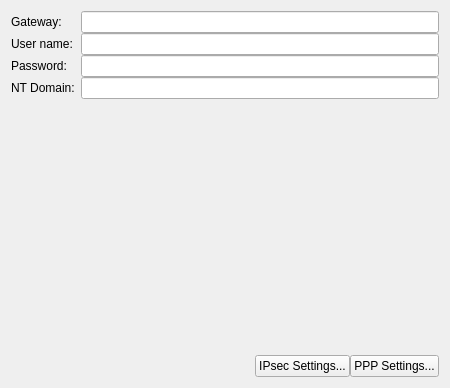
First picture: the form in vpn/l2tp/l2tp.ui, repository KDE/plasma-nm, before the edit.
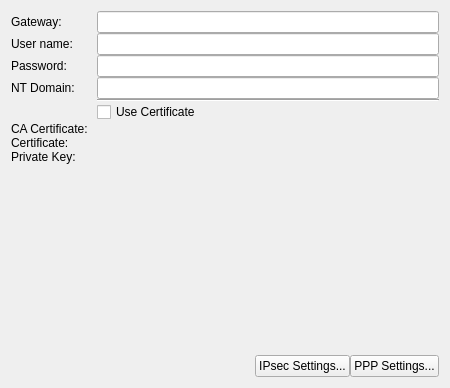
Second picture: the form after the edit. Custom widgets are drawn as their Qt base class.

The edit to the form file:
```diff
--- a/vpn/l2tp/l2tp.ui
+++ b/vpn/l2tp/l2tp.ui
@@ -87,7 +87,49 @@
      </property>
     </widget>
    </item>
-   <item row="4" column="0">
+   <item row="4" column="1">
+    <widget class="Line" name="line">
+     <property name="orientation">
+      <enum>Qt::Horizontal</enum>
+     </property>
+    </widget>
+   </item>
+   <item row="7" column="0">
+    <widget class="QLabel" name="label">
+     <property name="text">
+      <string/>
+     </property>
+    </widget>
+   </item>
+   <item row="7" column="1">
+    <widget class="QCheckBox" name="cbUseCertificate">
+     <property name="text">
+      <string>Use Certificate</string>
+     </property>
+    </widget>
+   </item>
+   <item row="8" column="0">
+    <widget class="QLabel" name="label_3">
+     <property name="text">
+      <string>CA Certificate: </string>
+     </property>
+    </widget>
+   </item>
+   <item row="9" column="0">
+    <widget class="QLabel" name="label_7">
+     <property name="text">
+      <string>Certificate: </string>
+     </property>
+    </widget>
+   </item>
+   <item row="10" column="0">
+    <widget class="QLabel" name="label_8">
+     <property name="text">
+      <string>Private Key: </string>
+     </property>
+    </widget>
+   </item>
+   <item row="11" column="0">
     <spacer name="verticalSpacer">
      <property name="orientation">
       <enum>Qt::Vertical</enum>
@@ -100,7 +142,7 @@
      </property>
     </spacer>
    </item>
-   <item row="5" column="0" colspan="2">
+   <item row="12" column="0" colspan="2">
     <layout class="QHBoxLayout" name="horizontalLayout_2">
      <item>
       <spacer name="horizontalSpacer">
@@ -131,9 +173,35 @@
      </item>
     </layout>
    </item>
+   <item row="8" column="1">
+    <widget class="KUrlRequester" name="urCACertificate">
+     <property name="enabled">
+      <bool>false</bool>
+     </property>
+    </widget>
+   </item>
+   <item row="9" column="1">
+    <widget class="KUrlRequester" name="urCertificate">
+     <property name="enabled">
+      <bool>false</bool>
+     </property>
+    </widget>
+   </item>
+   <item row="10" column="1">
+    <widget class="KUrlRequester" name="urPrivateKey">
+     <property name="enabled">
+      <bool>false</bool>
+     </property>
+    </widget>
+   </item>
   </layout>
  </widget>
  <customwidgets>
+  <customwidget>
+   <class>KUrlRequester</class>
+   <extends>QWidget</extends>
+   <header>kurlrequester.h</header>
+  </customwidget>
   <customwidget>
    <class>PasswordField</class>
    <extends>QLineEdit</extends>
```
